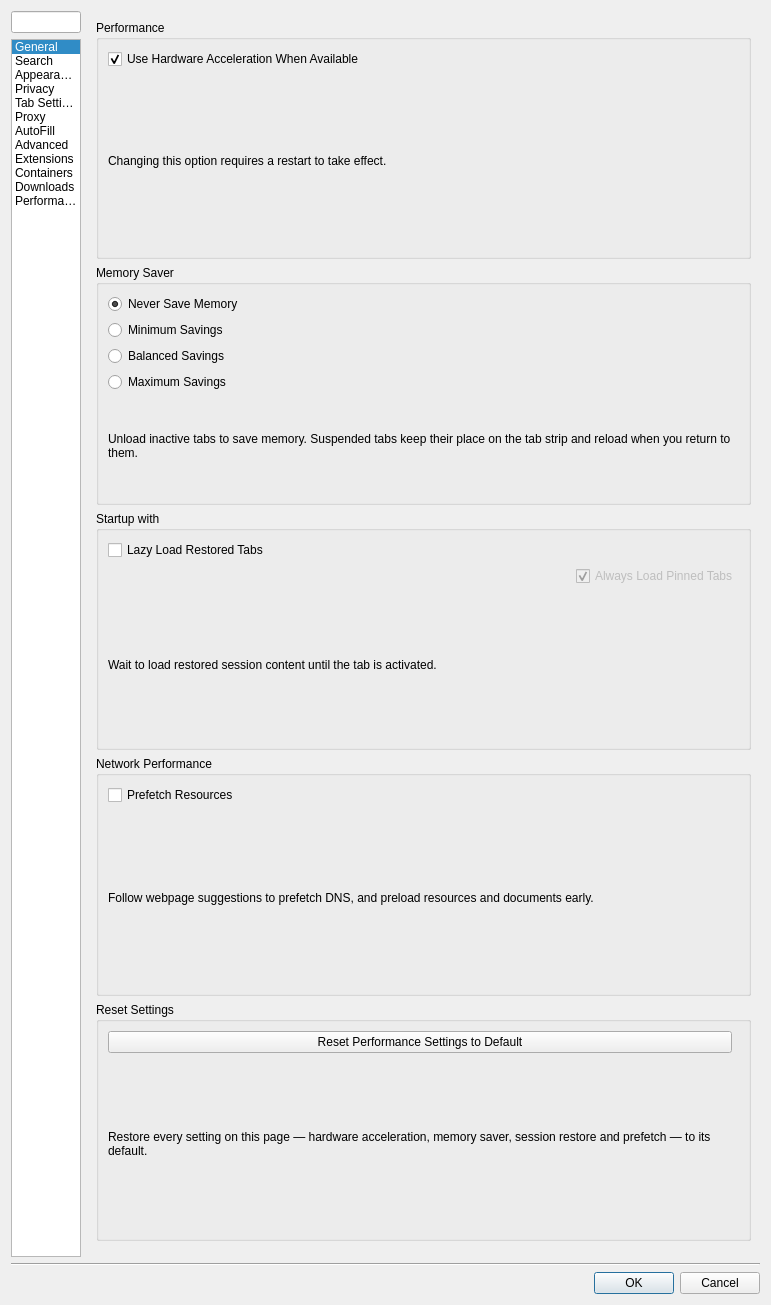
The window that src/settings.ui (IT-Space-2026/arktos) describes before a commit, drawn with Qt 5.
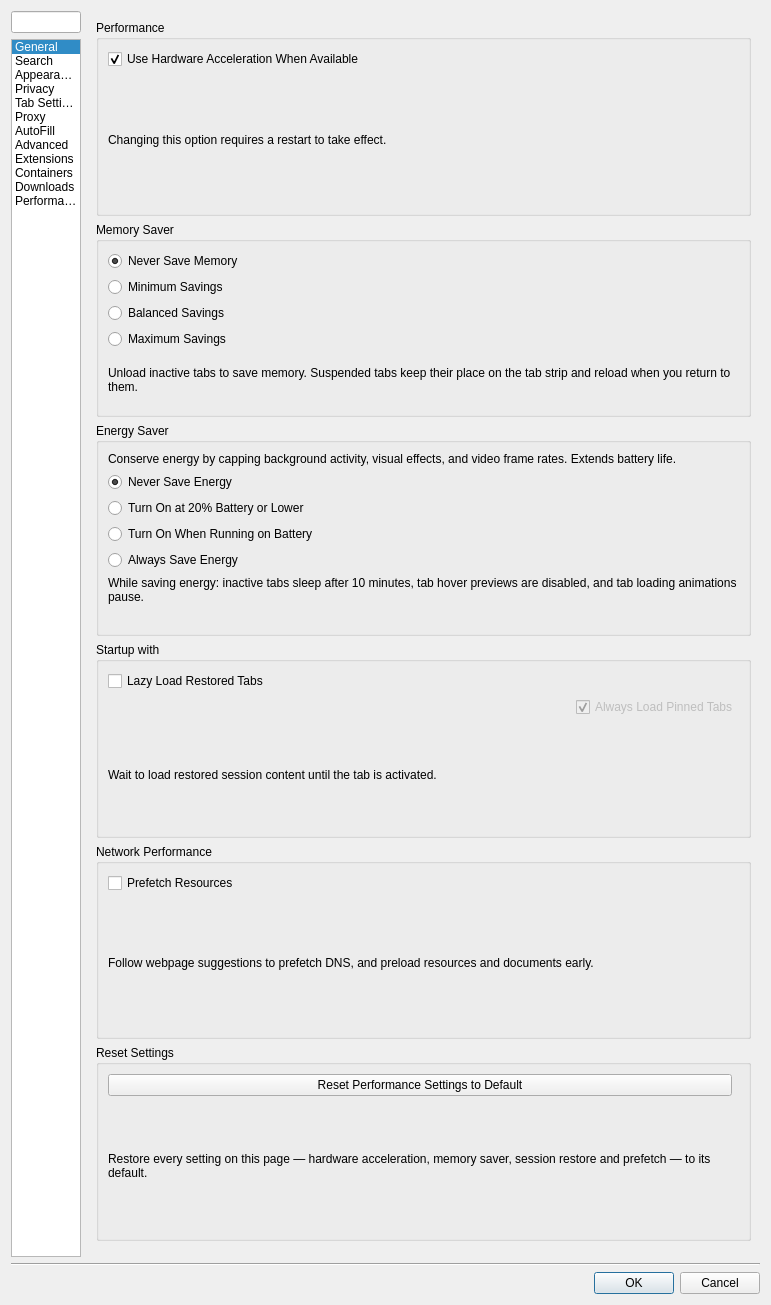
The same window after the commit. The open tabs and pages were chosen to show the change. Custom widgets are drawn as their Qt base class.

Commit message: PREFUI05: Energy Saver section on Preferences > Performance

Diff of the .ui file:
```diff
--- a/src/settings.ui
+++ b/src/settings.ui
@@ -3365,7 +3365,78 @@
         </widget>
        </item>
        <item>
-        <layout class="QVBoxLayout" name="energySaverLayout"/>
+        <layout class="QVBoxLayout" name="energySaverLayout">
+         <item>
+          <widget class="QGroupBox" name="energySaverGroupBox">
+           <property name="title">
+            <string>Energy Saver</string>
+           </property>
+           <layout class="QVBoxLayout" name="energySaverGroupLayout">
+            <item>
+             <widget class="QLabel" name="energySaverIntro">
+              <property name="text">
+               <string>Conserve energy by capping background activity, visual effects, and video frame rates. Extends battery life.</string>
+              </property>
+              <property name="wordWrap">
+               <bool>true</bool>
+              </property>
+             </widget>
+            </item>
+            <item>
+             <widget class="QRadioButton" name="energySaverNever">
+              <property name="text">
+               <string>Never Save Energy</string>
+              </property>
+              <property name="checked">
+               <bool>true</bool>
+              </property>
+             </widget>
+            </item>
+            <item>
+             <widget class="QRadioButton" name="energySaverLowBattery">
+              <property name="text">
+               <string>Turn On at 20% Battery or Lower</string>
+              </property>
+             </widget>
+            </item>
+            <item>
+             <widget class="QRadioButton" name="energySaverOnBattery">
+              <property name="text">
+               <string>Turn On When Running on Battery</string>
+              </property>
+             </widget>
+            </item>
+            <item>
+             <widget class="QRadioButton" name="energySaverAlways">
+              <property name="text">
+               <string>Always Save Energy</string>
+              </property>
+             </widget>
+            </item>
+            <item>
+             <widget class="QLabel" name="energySaverBehavior">
+              <property name="text">
+               <string>While saving energy: inactive tabs sleep after 10 minutes, tab hover previews are disabled, and tab loading animations pause.</string>
+              </property>
+              <property name="wordWrap">
+               <bool>true</bool>
+              </property>
+             </widget>
+            </item>
+            <item>
+             <widget class="QLabel" name="energySaverStatus">
+              <property name="text">
+               <string/>
+              </property>
+              <property name="wordWrap">
+               <bool>true</bool>
+              </property>
+             </widget>
+            </item>
+           </layout>
+          </widget>
+         </item>
+        </layout>
        </item>
        <item>
         <widget class="QGroupBox" name="startupRestoreGroupBox">
```
The commit also changes 14 other files.
